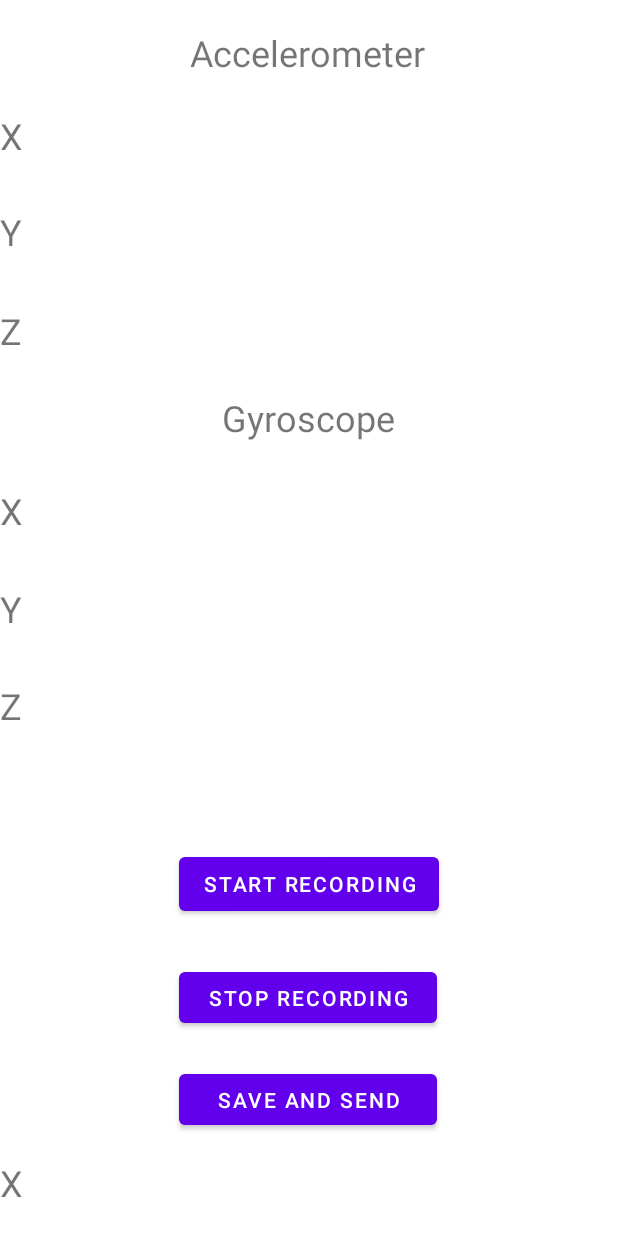
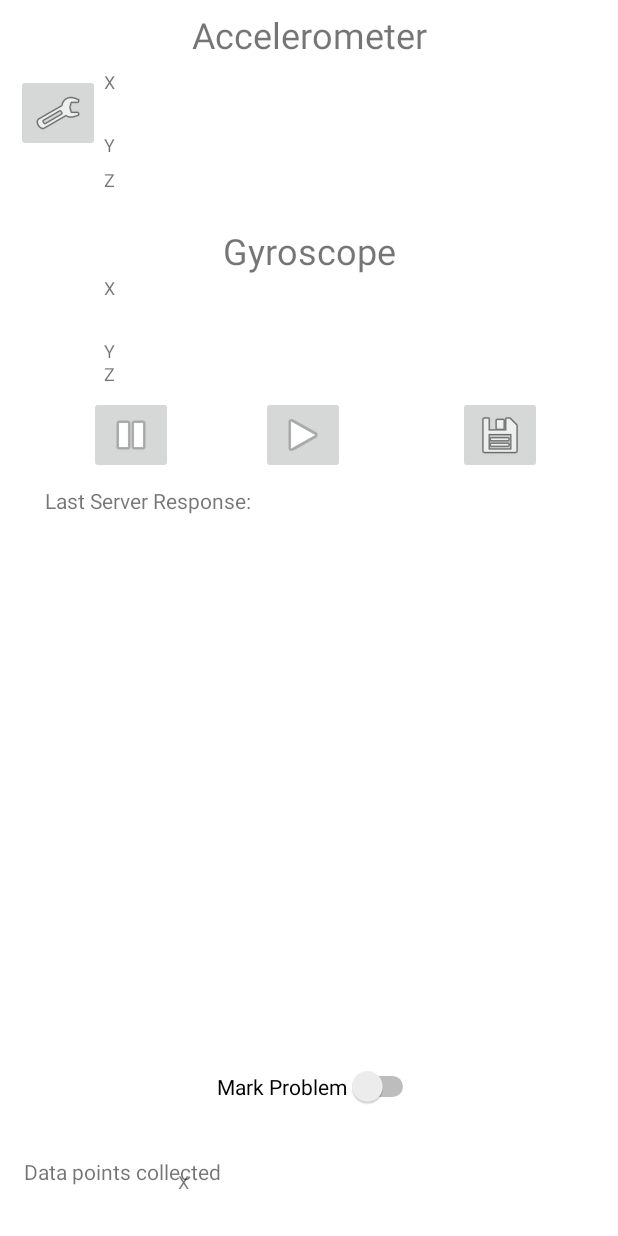
Before and after one commit to sandowm/aml-motion-android, an Android app: the measurement screen opened directly, with no data from a screen before it, on a phone screen of 412 x 824 dp. Run offline under Robolectric (Android 15) with nearby library versions, the phone set to English and light mode, and no system bars.

Commit message:
Redesign UI

```diff
--- a/android/app/src/main/java/cc/sandow/HumanActivityRecorder/measurement.java
+++ b/android/app/src/main/java/cc/sandow/HumanActivityRecorder/measurement.java
@@ -6,7 +6,7 @@ import android.hardware.SensorEvent;
 import android.hardware.SensorEventListener;
 import android.os.Bundle;
 import android.view.View;
-import android.widget.Button;
+import android.widget.ImageButton;
 import android.widget.TextView;
 
 import androidx.appcompat.app.AppCompatActivity;
@@ -19,7 +19,7 @@ public class measurement extends AppCompatActivity implements SensorEventListene
     TextView x_txt, y_txt, z_txt, txtTitleAcc;
     TextView x_txt_g, y_txt_g, z_txt_g, txtTitleGyro, len_txt;
 
-    Button btnStartRecording, btnStopRecording, btnSaveData;
+    ImageButton btnStartRecording, btnStopRecording, btnSaveData, btnSettings;
 
     private Sensor Accelerometer;
     private Sensor Gyroscope;
@@ -94,9 +94,9 @@ public class measurement extends AppCompatActivity implements SensorEventListene
         z_txt_g = (TextView)findViewById(R.id.z_txt_g);
 
         //Define the buttons
-        btnStartRecording = (Button) findViewById(R.id.btnStartRecord);
-        btnStopRecording  = (Button) findViewById(R.id.btnStopRecord);
-        btnSaveData = (Button) findViewById(R.id.btnSaveData);
+        btnStartRecording =  findViewById(R.id.btnStart);
+        btnStopRecording  = findViewById(R.id.btnPause);
+        btnSaveData = findViewById(R.id.btnSave);
 
         //Define what happens when the buttons are clicked
         btnStartRecording.setOnClickListener(new View.OnClickListener() {
@@ -117,6 +117,14 @@ public class measurement extends AppCompatActivity implements SensorEventListene
             @Override
             public void onClick(View v) {
                 goToSendPage(); //function see below
+            }
+        });
+        btnSettings = (ImageButton)findViewById(R.id.btnSettings2);
+        btnSettings.setOnClickListener(new View.OnClickListener() {
+            @Override
+            public void onClick(View v) {
+                Intent intent =  new Intent(measurement.this, SettingsActivity.class);
+                startActivity(intent);
             }
         });
 
--- a/android/app/src/main/res/layout/activity_measurement.xml
+++ b/android/app/src/main/res/layout/activity_measurement.xml
@@ -6,27 +6,43 @@
     android:layout_height="match_parent"
     tools:context=".measurement">
 
+    <ImageButton
+        android:id="@+id/btnSettings2"
+        android:layout_width="wrap_content"
+        android:layout_height="wrap_content"
+        android:layout_marginStart="8dp"
+        android:layout_marginLeft="8dp"
+        app:layout_constraintBottom_toTopOf="@+id/txtTitleGyro"
+        app:layout_constraintEnd_toStartOf="@+id/x_txt"
+        app:layout_constraintStart_toStartOf="parent"
+        app:layout_constraintTop_toTopOf="parent"
+        app:srcCompat="@android:drawable/ic_menu_preferences" />
+
     <TextView
         android:id="@+id/x_txt_g"
-        android:layout_width="175dp"
-        android:layout_height="34dp"
+        android:layout_width="0dp"
+        android:layout_height="0dp"
+        android:layout_marginBottom="485dp"
         android:text="X"
-        android:textSize="24sp"
-        app:layout_constraintBottom_toBottomOf="parent"
-        app:layout_constraintTop_toTopOf="parent"
-        app:layout_constraintVertical_bias="0.41"
-        tools:layout_editor_absoluteX="68dp" />
+        android:textSize="12sp"
+        app:layout_constraintBottom_toTopOf="@+id/switchProblem"
+        app:layout_constraintEnd_toEndOf="@+id/y_txt_g"
+        app:layout_constraintStart_toStartOf="@+id/y_txt_g"
+        app:layout_constraintTop_toBottomOf="@+id/y_txt" />
 
     <TextView
         android:id="@+id/z_txt_g"
-        android:layout_width="175dp"
-        android:layout_height="34dp"
+        android:layout_width="0dp"
+        android:layout_height="15dp"
+        android:layout_marginStart="39dp"
+        android:layout_marginLeft="39dp"
+        android:layout_marginEnd="40dp"
+        android:layout_marginRight="40dp"
         android:text="Z"
-        android:textSize="24sp"
-        app:layout_constraintBottom_toBottomOf="parent"
-        app:layout_constraintTop_toTopOf="parent"
-        app:layout_constraintVertical_bias="0.575"
-        tools:layout_editor_absoluteX="68dp" />
+        android:textSize="12sp"
+        app:layout_constraintEnd_toEndOf="@+id/txtTitleAcc"
+        app:layout_constraintStart_toStartOf="@+id/txtServerResponse"
+        app:layout_constraintTop_toBottomOf="@+id/y_txt_g" />
 
     <TextView
         android:id="@+id/txtTitleGyro"
@@ -34,56 +50,55 @@
         android:layout_height="wrap_content"
         android:text="Gyroscope"
         android:textSize="24sp"
-        app:layout_constraintBottom_toBottomOf="parent"
+        app:layout_constraintBottom_toTopOf="@+id/x_txt_g"
         app:layout_constraintEnd_toEndOf="parent"
-        app:layout_constraintHorizontal_bias="0.498"
-        app:layout_constraintStart_toStartOf="parent"
-        app:layout_constraintTop_toTopOf="parent"
-        app:layout_constraintVertical_bias="0.331" />
+        app:layout_constraintStart_toStartOf="parent" />
 
     <TextView
         android:id="@+id/y_txt_g"
-        android:layout_width="175dp"
-        android:layout_height="34dp"
+        android:layout_width="0dp"
+        android:layout_height="15dp"
         android:text="Y"
-        android:textSize="24sp"
-        app:layout_constraintBottom_toBottomOf="parent"
-        app:layout_constraintTop_toTopOf="parent"
-        app:layout_constraintVertical_bias="0.493"
-        tools:layout_editor_absoluteX="68dp" />
+        android:textSize="12sp"
+        app:layout_constraintEnd_toEndOf="@+id/z_txt_g"
+        app:layout_constraintStart_toStartOf="@+id/z_txt_g"
+        app:layout_constraintTop_toBottomOf="@+id/x_txt_g" />
 
     <TextView
         android:id="@+id/x_txt"
-        android:layout_width="175dp"
-        android:layout_height="34dp"
+        android:layout_width="0dp"
+        android:layout_height="0dp"
+        android:layout_marginTop="46dp"
         android:text="X"
-        android:textSize="24sp"
-        app:layout_constraintBottom_toBottomOf="parent"
-        app:layout_constraintTop_toTopOf="parent"
-        app:layout_constraintVertical_bias="0.094"
-        tools:layout_editor_absoluteX="68dp" />
+        android:textSize="12sp"
+        app:layout_constraintBottom_toTopOf="@+id/y_txt"
+        app:layout_constraintEnd_toEndOf="@+id/y_txt"
+        app:layout_constraintStart_toStartOf="@+id/y_txt"
+        app:layout_constraintTop_toTopOf="parent" />
 
     <TextView
         android:id="@+id/len_txt"
         android:layout_width="175dp"
-        android:layout_height="34dp"
+        android:layout_height="0dp"
+        android:layout_marginBottom="3dp"
         android:text="X"
-        android:textSize="24sp"
+        android:textSize="12sp"
         app:layout_constraintBottom_toBottomOf="parent"
-        app:layout_constraintTop_toTopOf="parent"
-        app:layout_constraintVertical_bias="0.977"
-        tools:layout_editor_absoluteX="116dp" />
+        app:layout_constraintEnd_toEndOf="parent"
+        app:layout_constraintStart_toStartOf="parent"
+        app:layout_constraintTop_toBottomOf="@+id/switchProblem" />
 
     <TextView
         android:id="@+id/y_txt"
-        android:layout_width="175dp"
-        android:layout_height="34dp"
+        android:layout_width="0dp"
+        android:layout_height="0dp"
+        android:layout_marginBottom="54dp"
         android:text="Y"
-        android:textSize="24sp"
-        app:layout_constraintBottom_toBottomOf="parent"
-        app:layout_constraintTop_toTopOf="parent"
-        app:layout_constraintVertical_bias="0.175"
-        tools:layout_editor_absoluteX="68dp" />
+        android:textSize="12sp"
+        app:layout_constraintBottom_toTopOf="@+id/x_txt_g"
+        app:layout_constraintEnd_toEndOf="@+id/z_txt"
+        app:layout_constraintStart_toStartOf="@+id/z_txt"
+        app:layout_constraintTop_toBottomOf="@+id/x_txt" />
 
     <TextView
         android:id="@+id/txtTitleAcc"
@@ -91,56 +106,107 @@
         android:layout_height="wrap_content"
         android:text="Accelerometer"
         android:textSize="24sp"
-        app:layout_constraintBottom_toBottomOf="parent"
+        app:layout_constraintBottom_toTopOf="@+id/x_txt"
         app:layout_constraintEnd_toEndOf="parent"
-        app:layout_constraintHorizontal_bias="0.496"
         app:layout_constraintStart_toStartOf="parent"
-        app:layout_constraintTop_toTopOf="parent"
-        app:layout_constraintVertical_bias="0.024" />
+        app:layout_constraintTop_toTopOf="parent" />
 
     <TextView
         android:id="@+id/z_txt"
-        android:layout_width="175dp"
-        android:layout_height="34dp"
+        android:layout_width="0dp"
+        android:layout_height="15dp"
         android:text="Z"
-        android:textSize="24sp"
-        app:layout_constraintBottom_toBottomOf="parent"
-        app:layout_constraintTop_toTopOf="parent"
-        app:layout_constraintVertical_bias="0.258"
-        tools:layout_editor_absoluteX="68dp" />
+        android:textSize="12sp"
+        app:layout_constraintBottom_toTopOf="@+id/txtTitleGyro"
+        app:layout_constraintEnd_toEndOf="@+id/x_txt_g"
+        app:layout_constraintStart_toStartOf="@+id/x_txt_g"
+        app:layout_constraintTop_toBottomOf="@+id/x_txt" />
 
-    <Button
-        android:id="@+id/btnStartRecord"
+    <ImageButton
+        android:id="@+id/btnSave"
         android:layout_width="wrap_content"
         android:layout_height="wrap_content"
-        android:text="Start Recording"
-        app:layout_constraintBottom_toTopOf="@+id/btnStopRecord"
-        app:layout_constraintStart_toStartOf="@+id/btnStopRecord"
+        android:layout_marginStart="16dp"
+        android:layout_marginLeft="16dp"
+        android:layout_marginTop="8dp"
+        android:layout_marginEnd="8dp"
+        android:layout_marginRight="8dp"
+        android:layout_marginBottom="8dp"
+        app:layout_constraintBottom_toTopOf="@+id/txtServerResponse"
+        app:layout_constraintEnd_toEndOf="parent"
+        app:layout_constraintStart_toEndOf="@+id/btnStart"
         app:layout_constraintTop_toBottomOf="@+id/z_txt_g"
-        app:layout_constraintVertical_bias="0.729" />
+        app:srcCompat="@android:drawable/ic_menu_save" />
 
-    <Button
-        android:id="@+id/btnStopRecord"
-        android:layout_width="172dp"
-        android:layout_height="46dp"
-        android:layout_marginBottom="136dp"
-        android:text="Stop Recording"
+    <ImageButton
+        android:id="@+id/btnStart"
+        android:layout_width="wrap_content"
+        android:layout_height="wrap_content"
+        android:layout_marginTop="8dp"
+        android:layout_marginEnd="16dp"
+        android:layout_marginRight="16dp"
+        android:layout_marginBottom="8dp"
+        app:layout_constraintBottom_toTopOf="@+id/txtServerResponse"
+        app:layout_constraintEnd_toStartOf="@+id/btnSave"
+        app:layout_constraintStart_toEndOf="@+id/btnPause"
+        app:layout_constraintTop_toBottomOf="@+id/z_txt_g"
+        app:srcCompat="@android:drawable/ic_media_play" />
+
+    <ImageButton
+        android:id="@+id/btnPause"
+        android:layout_width="wrap_content"
+        android:layout_height="wrap_content"
+        android:layout_marginStart="16dp"
+        android:layout_marginLeft="16dp"
+        android:layout_marginTop="8dp"
+        android:layout_marginEnd="16dp"
+        android:layout_marginRight="16dp"
+        android:layout_marginBottom="8dp"
+        app:layout_constraintBottom_toTopOf="@+id/txtServerResponse"
+        app:layout_constraintEnd_toStartOf="@+id/btnStart"
+        app:layout_constraintStart_toStartOf="parent"
+        app:layout_constraintTop_toBottomOf="@+id/z_txt_g"
+        app:srcCompat="@android:drawable/ic_media_pause" />
+
+    <Switch
+        android:id="@+id/switchProblem"
+        android:layout_width="wrap_content"
+        android:layout_height="wrap_content"
+        android:layout_marginStart="26dp"
+        android:layout_marginLeft="26dp"
+        android:layout_marginBottom="41dp"
+        android:checked="false"
+        android:text="Mark Problem"
+        app:layout_constraintBottom_toTopOf="@+id/len_txt"
+        app:layout_constraintStart_toStartOf="@+id/len_txt"
+        app:layout_constraintTop_toBottomOf="@+id/x_txt_g"
+        tools:checked="false" />
+
+    <TextView
+        android:id="@+id/textView"
+        android:layout_width="wrap_content"
+        android:layout_height="wrap_content"
+        android:layout_marginStart="16dp"
+        android:layout_marginLeft="16dp"
+        android:layout_marginBottom="33dp"
+        android:text="Data points collected"
         app:layout_constraintBottom_toBottomOf="parent"
+        app:layout_constraintStart_toStartOf="parent"
+        app:layout_constraintTop_toBottomOf="@+id/txtServerResponse" />
+
+    <TextView
+        android:id="@+id/txtServerResponse"
+        android:layout_width="0dp"
+        android:layout_height="0dp"
+        android:layout_marginStart="30dp"
+        android:layout_marginLeft="30dp"
+        android:layout_marginEnd="30dp"
+        android:layout_marginRight="30dp"
+        android:layout_marginBottom="83dp"
+        android:text="Last Server Response:"
+        app:layout_constraintBottom_toTopOf="@+id/textView"
         app:layout_constraintEnd_toEndOf="parent"
-        app:layout_constraintHorizontal_bias="0.497"
-        app:layout_constraintStart_toStartOf="parent" />
-
-    <Button
-        android:id="@+id/btnSaveData"
-        android:layout_width="172dp"
-        android:layout_height="46dp"
-        android:layout_marginBottom="68dp"
-        android:text="Save and Send"
-        app:layout_constraintBottom_toBottomOf="parent"
-        app:layout_constraintEnd_toEndOf="@+id/btnStopRecord"
-        app:layout_constraintHorizontal_bias="0.0"
-        app:layout_constraintStart_toStartOf="@+id/btnStopRecord"
-        app:layout_constraintTop_toBottomOf="@+id/btnStopRecord"
-        app:layout_constraintVertical_bias="1.0" />
+        app:layout_constraintStart_toStartOf="parent"
+        app:layout_constraintTop_toBottomOf="@+id/btnPause" />
 
 </androidx.constraintlayout.widget.ConstraintLayout>
```
Also changed, not shown: android/app/src/main/java/cc/sandow/HumanActivityRecorder/HomeActivity.java (+23 -40 lines), android/app/src/main/res/layout/activity_home.xml (+108 -112 lines), android/app/src/main/res/xml/settings.xml (+26 -3 lines).
